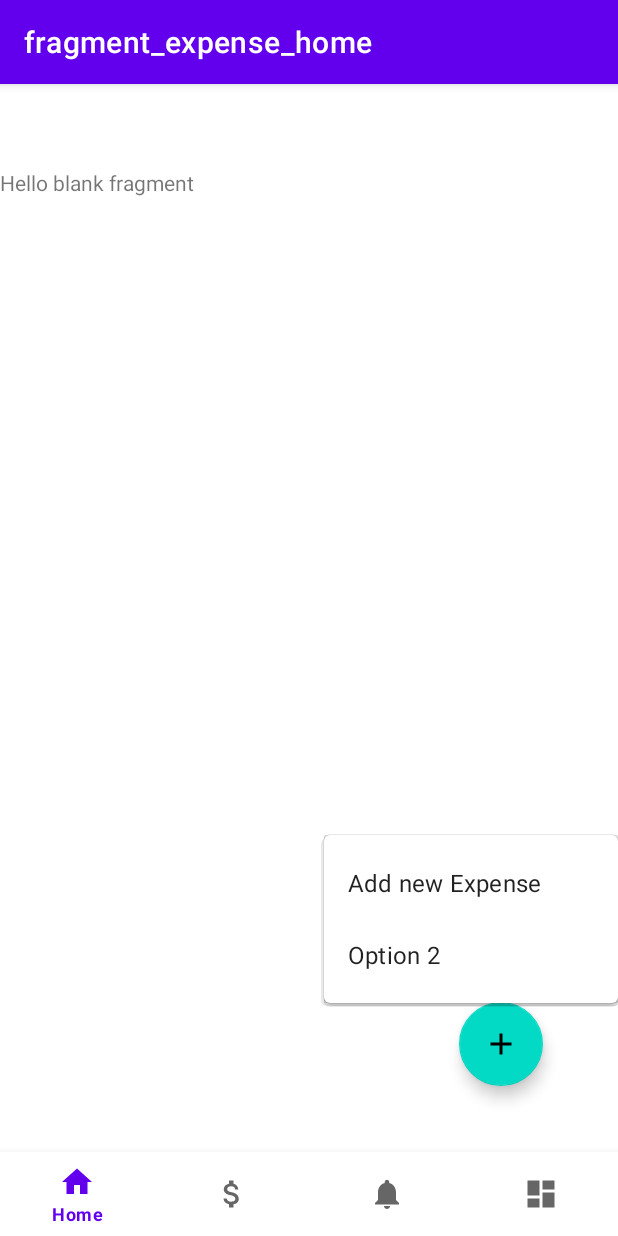
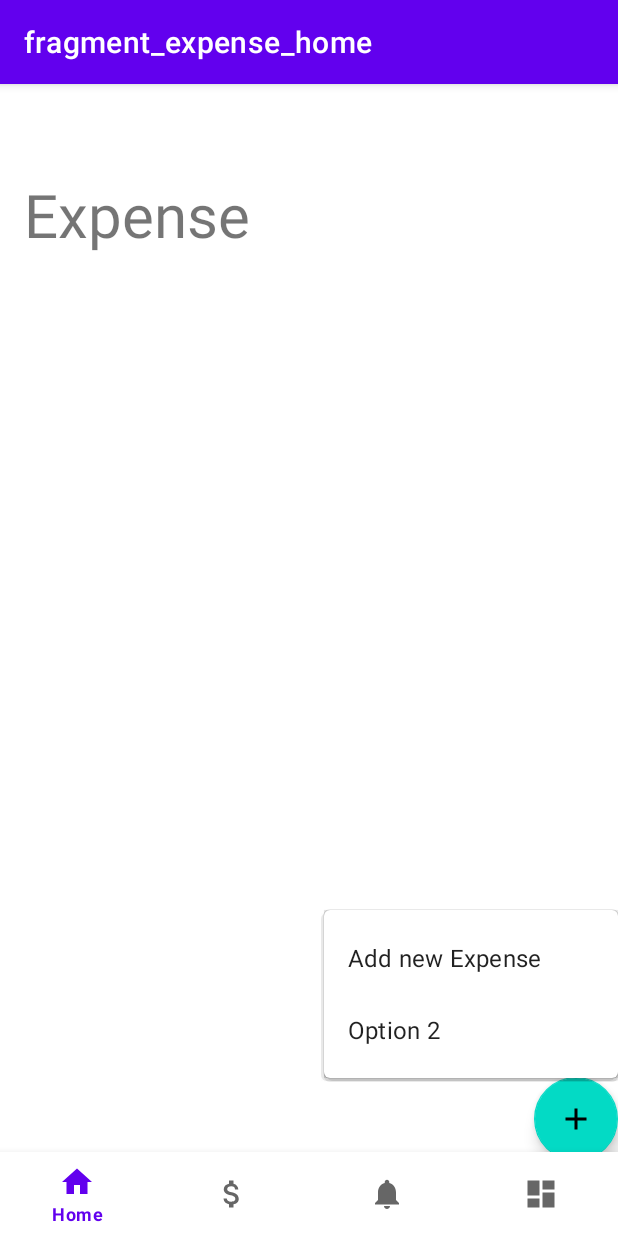
Before and after one commit to LauHongSoon/Assignment, an Android app: the ExpenseHomeFragment screen opened through its navigation route, after a tap on an icon or button, on a phone screen of 412 x 824 dp. Run offline under Robolectric (Android 15) with nearby library versions, the phone set to English and light mode, and no system bars; our stand-ins replace Firebase (no records; nobody signed in at launch, a user with empty details on screens opened directly), navigation-ui.

Commit message:
Recycler View

```diff
--- /dev/null
+++ b/app/src/main/res/drawable/baseline_delete_24.xml
@@ -0,0 +1,5 @@
+<vector android:height="24dp" android:tint="#FF0202"
+    android:viewportHeight="24" android:viewportWidth="24"
+    android:width="24dp" xmlns:android="http://schemas.android.com/apk/res/android">
+    <path android:fillColor="@android:color/white" android:pathData="M6,19c0,1.1 0.9,2 2,2h8c1.1,0 2,-0.9 2,-2V7H6v12zM19,4h-3.5l-1,-1h-5l-1,1H5v2h14V4z"/>
+</vector>
--- /dev/null
+++ b/app/src/main/res/drawable/baseline_update_24.xml
@@ -0,0 +1,5 @@
+<vector android:height="24dp" android:tint="#3302FF"
+    android:viewportHeight="24" android:viewportWidth="24"
+    android:width="24dp" xmlns:android="http://schemas.android.com/apk/res/android">
+    <path android:fillColor="@android:color/white" android:pathData="M21,10.12h-6.78l2.74,-2.82c-2.73,-2.7 -7.15,-2.8 -9.88,-0.1c-2.73,2.71 -2.73,7.08 0,9.79s7.15,2.71 9.88,0C18.32,15.65 19,14.08 19,12.1h2c0,1.98 -0.88,4.55 -2.64,6.29c-3.51,3.48 -9.21,3.48 -12.72,0c-3.5,-3.47 -3.53,-9.11 -0.02,-12.58s9.14,-3.47 12.65,0L21,3V10.12zM12.5,8v4.25l3.5,2.08l-0.72,1.21L11,13V8H12.5z"/>
+</vector>
--- a/app/src/main/res/layout/fragment_expense_home.xml
+++ b/app/src/main/res/layout/fragment_expense_home.xml
@@ -1,16 +1,11 @@
 <?xml version="1.0" encoding="utf-8"?>
-<RelativeLayout xmlns:android="http://schemas.android.com/apk/res/android"
+<androidx.constraintlayout.widget.ConstraintLayout xmlns:android="http://schemas.android.com/apk/res/android"
     xmlns:app="http://schemas.android.com/apk/res-auto"
     xmlns:tools="http://schemas.android.com/tools"
     android:layout_width="match_parent"
     android:layout_height="match_parent"
     tools:context=".ui.expense.ExpenseHomeFragment">
 
-    <!-- TODO: Update blank fragment layout -->
-    <TextView
-        android:layout_width="match_parent"
-        android:layout_height="match_parent"
-        android:text="@string/hello_blank_fragment" />
 
     <com.google.android.material.floatingactionbutton.FloatingActionButton
         android:id="@+id/fab"
@@ -18,10 +13,26 @@
         android:layout_height="wrap_content"
         android:layout_alignParentEnd="true"
         android:layout_alignParentBottom="true"
+        android:layout_marginBottom="@dimen/big_margin"
+        app:elevation="6dp"
+        app:layout_constraintBottom_toBottomOf="parent"
+        app:layout_constraintEnd_toEndOf="parent"
+        app:srcCompat="@drawable/baseline_add_24" />
+
+    <TextView
+        android:id="@+id/textView9"
+        android:layout_width="wrap_content"
+        android:layout_height="wrap_content"
         android:layout_marginStart="16dp"
-        android:layout_marginTop="16dp"
-        android:layout_marginEnd="50dp"
-        android:layout_marginBottom="100dp"
-        app:elevation="6dp"
-        app:srcCompat="@drawable/baseline_add_24" />
-</RelativeLayout>
+        android:layout_marginTop="4dp"
+        android:text="@string/expenses"
+        android:textSize="40sp"
+        app:layout_constraintStart_toStartOf="parent"
+        app:layout_constraintTop_toTopOf="parent" />
+
+    <androidx.recyclerview.widget.RecyclerView
+        android:layout_width="match_parent"
+        android:layout_height="656dp"
+        app:layout_constraintTop_toBottomOf="@+id/textView9"
+        tools:layout_editor_absoluteX="16dp" />
+</androidx.constraintlayout.widget.ConstraintLayout>
--- a/app/src/main/res/values/strings.xml
+++ b/app/src/main/res/values/strings.xml
@@ -39,6 +39,8 @@
     <string name="totalexpense">Total Expense</string>
     <string name="date">Date</string>
     <string name="category">Category</string>
+    <string name="update">Update</string>
+    <string name="delete">Delete\n</string>
     <string-array name="category">
         <item>Utility Fee</item>
         <item>Grocery</item>
```
Also changed, not shown: app/src/main/res/layout/all_expense_layout.xml (added, +88 -0 lines), app/src/main/res/values/styles.xml (+8 -0 lines).
